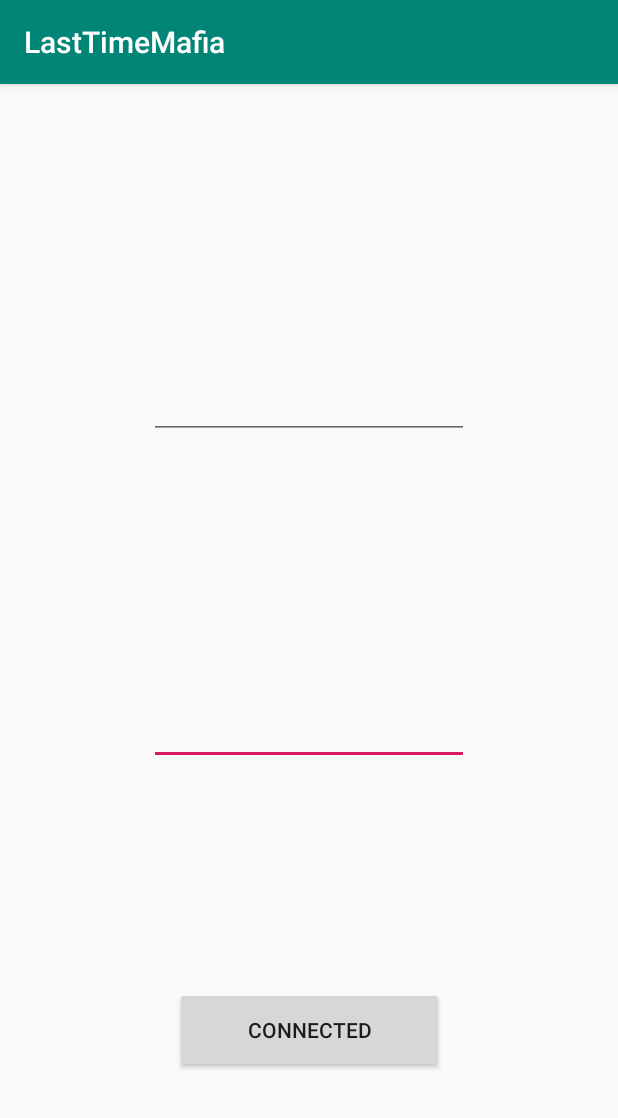
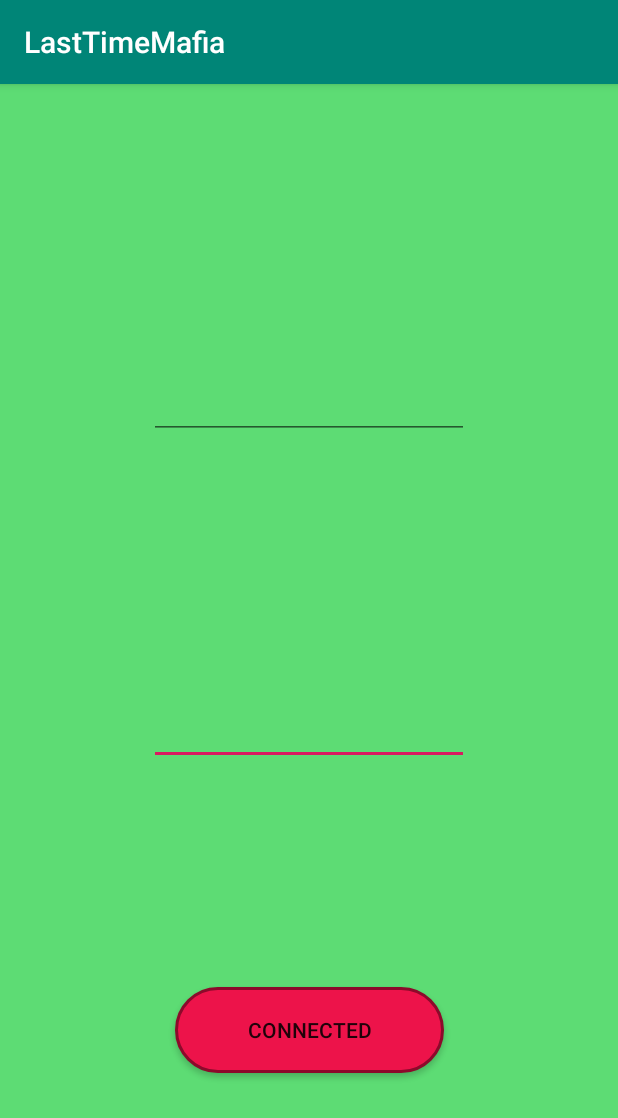
Before and after one commit to Rishik-Yechuri/LastTimeMafia, an Android app: the ChangeBackground screen opened directly, with no data from a screen before it, on a phone screen of 412 x 824 dp. Shown: the top 1118 px of the screen. Run offline under Robolectric (Android 15) with nearby library versions, the light colour scheme and no system bars; network calls fail.

Commit message:
UI updates
-Everything now has green/red theme
-Mafia text screen has spaces added to the left,right and bottom of edittext and button

```diff
--- a/app/src/main/java/com/example/lasttimemafia/Frag1.java
+++ b/app/src/main/java/com/example/lasttimemafia/Frag1.java
@@ -36,7 +36,6 @@ public class Frag1 extends Fragment {
     ArrayList<String> playerNames;
     ArrayList<Button> holdButtons;
     ArrayList<Button> holdButtons2;
-
     @Nullable
     public View onCreateView(LayoutInflater inflater, @Nullable ViewGroup container, @Nullable Bundle savedInstanceState) {
         View view = inflater.inflate(R.layout.frag1_layout, container, false);
--- a/app/src/main/java/com/example/lasttimemafia/MafiaServerGame.java
+++ b/app/src/main/java/com/example/lasttimemafia/MafiaServerGame.java
@@ -52,7 +52,6 @@ public class MafiaServerGame extends AppCompatActivity {
         setContentView(R.layout.activity_mafia_server_game);
         if (savedInstanceState == null) {
             //Looper.prepare();
-
             // players.add("Vihaan");
 
             //players.add("Vihaan");
--- /dev/null
+++ b/app/src/main/res/drawable/redcircularbutton.xml
@@ -0,0 +1,31 @@
+<?xml version="1.0" encoding="utf-8"?>
+<selector xmlns:android="http://schemas.android.com/apk/res/android">
+    <item android:state_pressed="false">
+        <shape android:shape="rectangle">
+            <corners android:radius="1000dp" />
+            <solid android:color="#ed134a" />
+            <stroke
+                android:width="2dip"
+                android:color="#8c0a2b" />
+            <padding
+                android:bottom="4dp"
+                android:left="4dp"
+                android:right="4dp"
+                android:top="4dp" />
+        </shape>
+    </item>
+    <item android:state_pressed="true">
+        <shape android:shape="rectangle">
+            <corners android:radius="1000dp" />
+            <solid android:color="#aa0d34" />
+            <stroke
+                android:width="2dip"
+                android:color="#8c0a2b" />
+            <padding
+                android:bottom="4dp"
+                android:left="4dp"
+                android:right="4dp"
+                android:top="4dp" />
+        </shape>
+    </item>
+</selector>
--- a/app/src/main/res/layout/activity_game_is_starting.xml
+++ b/app/src/main/res/layout/activity_game_is_starting.xml
@@ -4,6 +4,7 @@
     xmlns:tools="http://schemas.android.com/tools"
     android:layout_width="match_parent"
     android:layout_height="match_parent"
+    android:background="#ed134a"
     tools:context=".CountdownTimer">
 
     <pl.droidsonroids.gif.GifImageView
--- a/app/src/main/res/layout/activity_host_game.xml
+++ b/app/src/main/res/layout/activity_host_game.xml
@@ -4,6 +4,7 @@
     xmlns:tools="http://schemas.android.com/tools"
     android:layout_width="match_parent"
     android:layout_height="match_parent"
+    android:background="#ed134a"
     tools:context=".hostGame">
     <ProgressBar
         android:id="@+id/progressBar2"
--- a/app/src/main/res/layout/activity_joined_game.xml
+++ b/app/src/main/res/layout/activity_joined_game.xml
@@ -4,6 +4,7 @@
     xmlns:tools="http://schemas.android.com/tools"
     android:layout_width="match_parent"
     android:layout_height="match_parent"
+    android:background="#5ddc74"
     tools:context=".hostGame">
 
 
@@ -48,6 +49,7 @@
         android:layout_marginEnd="8dp"
         android:layout_marginBottom="8dp"
         android:text="Button!"
+        android:background="@drawable/redcircularbutton"
         app:layout_constraintBottom_toBottomOf="parent"
         app:layout_constraintEnd_toEndOf="parent"
         app:layout_constraintStart_toStartOf="parent"
--- a/app/src/main/res/layout/activity_lobby.xml
+++ b/app/src/main/res/layout/activity_lobby.xml
@@ -4,6 +4,7 @@
     xmlns:tools="http://schemas.android.com/tools"
     android:layout_width="match_parent"
     android:layout_height="match_parent"
+    android:background="#5ddc74"
     tools:context=".Lobby">
 
     <TextView
--- a/app/src/main/res/layout/activity_mafia_server_game.xml
+++ b/app/src/main/res/layout/activity_mafia_server_game.xml
@@ -4,6 +4,7 @@
     xmlns:tools="http://schemas.android.com/tools"
     android:layout_width="match_parent"
     android:layout_height="match_parent"
+    android:background="#5ddc74"
     tools:context=".MafiaServerGame">
     <TextView
         android:id="@+id/textView5"
--- a/app/src/main/res/layout/activity_main.xml
+++ b/app/src/main/res/layout/activity_main.xml
@@ -4,6 +4,7 @@
     xmlns:tools="http://schemas.android.com/tools"
     android:layout_width="match_parent"
     android:layout_height="match_parent"
+    android:background="#ed134a"
     tools:context=".MainActivity">
 
     <Button
@@ -14,6 +15,7 @@
         android:layout_marginEnd="2dp"
         android:layout_marginBottom="8dp"
         android:text="Start Game"
+        android:background="@drawable/circularbutton"
         app:layout_constraintBottom_toBottomOf="parent"
         app:layout_constraintEnd_toEndOf="parent"
         app:layout_constraintHorizontal_bias="0.502"
@@ -28,6 +30,7 @@
         android:layout_marginTop="8dp"
         android:layout_marginBottom="51dp"
         android:text="Settings"
+        android:background="@drawable/circularbutton"
         app:layout_constraintBottom_toBottomOf="parent"
         app:layout_constraintEnd_toEndOf="parent"
         app:layout_constraintHorizontal_bias="0.502"
@@ -45,6 +48,7 @@
         android:layout_marginEnd="50dp"
         android:layout_marginBottom="8dp"
         android:text="Log In"
+        android:background="@drawable/circularbutton"
         app:layout_constraintBottom_toBottomOf="parent"
         app:layout_constraintEnd_toEndOf="parent"
         app:layout_constraintStart_toStartOf="parent"
@@ -61,6 +65,7 @@
         android:layout_marginTop="8dp"
         android:layout_marginBottom="24dp"
         android:text="Join Game"
+        android:background="@drawable/circularbutton"
         app:layout_constraintBottom_toBottomOf="parent"
         app:layout_constraintEnd_toEndOf="parent"
         app:layout_constraintHorizontal_bias="0.472"
--- a/app/src/main/res/layout/frag1_layout.xml
+++ b/app/src/main/res/layout/frag1_layout.xml
@@ -1,5 +1,6 @@
 <ScrollView android:layout_width="match_parent"
     android:layout_height="match_parent"
+    android:background="#ed134a"
     xmlns:android="http://schemas.android.com/apk/res/android">
 
         <LinearLayout
--- a/build.gradle
+++ b/build.gradle
@@ -10,7 +10,7 @@ buildscript {
 
     }
     dependencies {
-        classpath 'com.android.tools.build:gradle:3.6.3'
+        classpath 'com.android.tools.build:gradle:4.0.0'
         classpath "org.jetbrains.kotlin:kotlin-gradle-plugin:$kotlin_version"
         // NOTE: Do not place your application dependencies here; they belong
         // in the individual module build.gradle files
```
Also changed, not shown: app/src/main/java/com/example/lasttimemafia/Frag2.java (+16 -1 lines), app/src/main/java/com/example/lasttimemafia/GetScreenSize.java (added, +19 -0 lines), app/src/main/res/layout/activity_villager_voting.xml (+13 -0 lines), app/src/main/res/layout/frag2_layout.xml (+30 -3 lines), gradle/wrapper/gradle-wrapper.properties.
